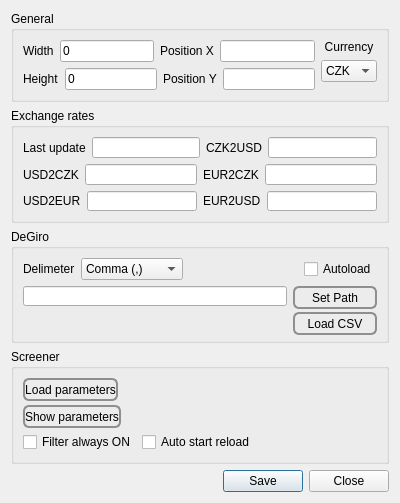
Old version of the form settingsform.ui in the repository ado130/SPM.
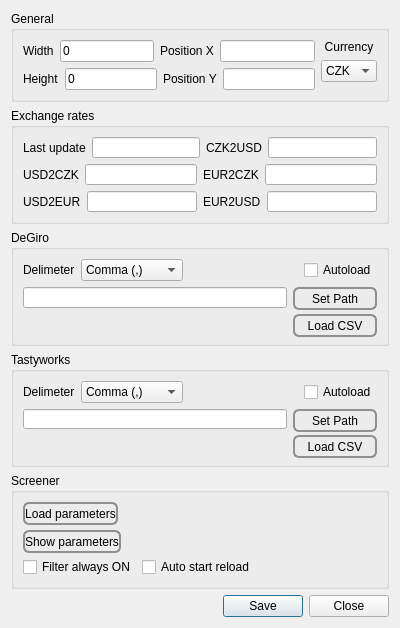
New version of the form.

Commit message: Fixed Degiro import, added dividends chart

Diff of the .ui file:
```diff
--- a/settingsform.ui
+++ b/settingsform.ui
@@ -7,7 +7,7 @@
     <x>0</x>
     <y>0</y>
     <width>400</width>
-    <height>503</height>
+    <height>628</height>
    </rect>
   </property>
   <property name="minimumSize">
@@ -363,7 +363,154 @@
            </spacer>
           </item>
           <item>
-           <widget class="QPushButton" name="pbLoadDegiroCSV">
+           <widget class="QPushButton" name="pbDegiroLoadCSV">
+            <property name="styleSheet">
+             <string notr="true">QPushButton {
+    border: 2px solid #8f8f91;
+    border-radius: 6px;
+    background-color: qlineargradient(x1: 0, y1: 0, x2: 0, y2: 1,
+                                      stop: 0 #f6f7fa, stop: 1 #dadbde);
+    min-width: 80px;
+	min-height: 19px;
+}
+
+QPushButton:pressed {
+    background-color: qlineargradient(x1: 0, y1: 0, x2: 0, y2: 1,
+                                      stop: 0 #dadbde, stop: 1 #f6f7fa);
+}
+
+QPushButton:flat {
+    border: none; /* no border for a flat push button */
+}
+
+QPushButton:default {
+    border-color: navy; /* make the default button prominent */
+}</string>
+            </property>
+            <property name="text">
+             <string>Load CSV</string>
+            </property>
+           </widget>
+          </item>
+         </layout>
+        </item>
+       </layout>
+      </item>
+     </layout>
+    </widget>
+   </item>
+   <item>
+    <widget class="QGroupBox" name="gbDegiro_2">
+     <property name="title">
+      <string>Tastyworks</string>
+     </property>
+     <layout class="QVBoxLayout" name="verticalLayout_9">
+      <item>
+       <layout class="QHBoxLayout" name="horizontalLayout_22">
+        <item>
+         <widget class="QLabel" name="label_14">
+          <property name="text">
+           <string>Delimeter</string>
+          </property>
+         </widget>
+        </item>
+        <item>
+         <widget class="QComboBox" name="cmTastyworksCSV">
+          <item>
+           <property name="text">
+            <string>Comma (,)</string>
+           </property>
+          </item>
+          <item>
+           <property name="text">
+            <string>Semicolon (;)</string>
+           </property>
+          </item>
+          <item>
+           <property name="text">
+            <string>Point (.)</string>
+           </property>
+          </item>
+         </widget>
+        </item>
+        <item>
+         <spacer name="horizontalSpacer_8">
+          <property name="orientation">
+           <enum>Qt::Horizontal</enum>
+          </property>
+          <property name="sizeHint" stdset="0">
+           <size>
+            <width>40</width>
+            <height>20</height>
+           </size>
+          </property>
+         </spacer>
+        </item>
+        <item>
+         <widget class="QCheckBox" name="cbTastyworksAutoLoad">
+          <property name="text">
+           <string>Autoload</string>
+          </property>
+         </widget>
+        </item>
+       </layout>
+      </item>
+      <item>
+       <layout class="QVBoxLayout" name="verticalLayout_10">
+        <item>
+         <layout class="QHBoxLayout" name="horizontalLayout_23">
+          <item>
+           <widget class="QLineEdit" name="leTastyworksCSV"/>
+          </item>
+          <item>
+           <widget class="QPushButton" name="pbTastyworksPath">
+            <property name="styleSheet">
+             <string notr="true">QPushButton {
+    border: 2px solid #8f8f91;
+    border-radius: 6px;
+    background-color: qlineargradient(x1: 0, y1: 0, x2: 0, y2: 1,
+                                      stop: 0 #f6f7fa, stop: 1 #dadbde);
+    min-width: 80px;
+	min-height: 19px;
+}
+
+QPushButton:pressed {
+    background-color: qlineargradient(x1: 0, y1: 0, x2: 0, y2: 1,
+                                      stop: 0 #dadbde, stop: 1 #f6f7fa);
+}
+
+QPushButton:flat {
+    border: none; /* no border for a flat push button */
+}
+
+QPushButton:default {
+    border-color: navy; /* make the default button prominent */
+}</string>
+            </property>
+            <property name="text">
+             <string>Set Path</string>
+            </property>
+           </widget>
+          </item>
+         </layout>
+        </item>
+        <item>
+         <layout class="QHBoxLayout" name="horizontalLayout_24">
+          <item>
+           <spacer name="horizontalSpacer_9">
+            <property name="orientation">
+             <enum>Qt::Horizontal</enum>
+            </property>
+            <property name="sizeHint" stdset="0">
+             <size>
+              <width>40</width>
+              <height>20</height>
+             </size>
+            </property>
+           </spacer>
+          </item>
+          <item>
+           <widget class="QPushButton" name="pbTastyworksLoadCSV">
             <property name="styleSheet">
              <string notr="true">QPushButton {
     border: 2px solid #8f8f91;
```
Left out of the diff: 6 changed lines with no effect on the pictures. The commit also changes 13 other files.
